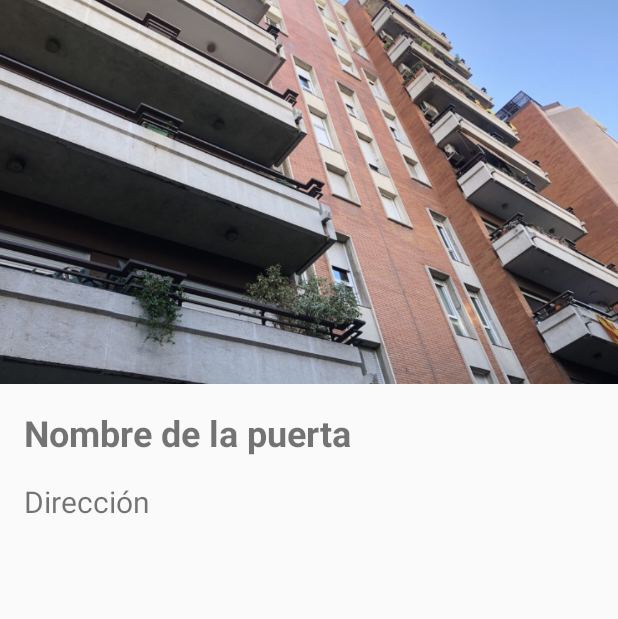
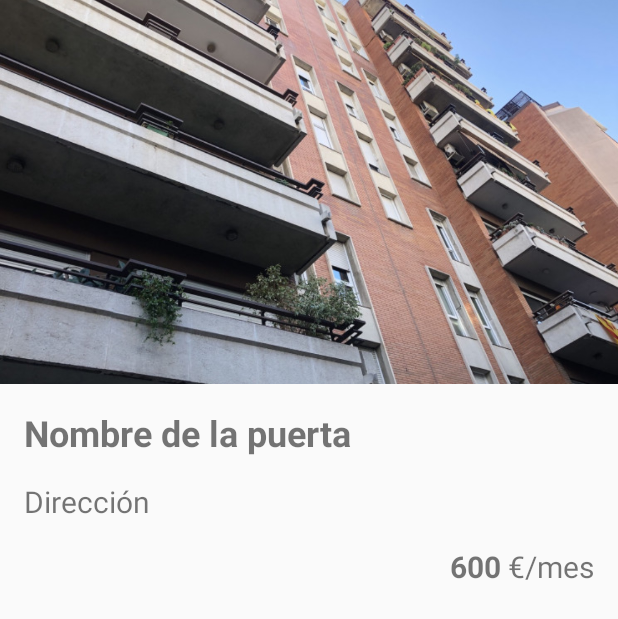
Before and after one commit to vvaquerizo/keyless, an Android app: the layout activity_room_details.xml on its own in the app's theme, with its tools: preview values and no code run, on a phone screen of 412 x 824 dp. Shown: the top 619 px of the screen. Run offline under Robolectric (Android 15) with nearby library versions, the phone set to English and light mode, and no system bars.

Commit message:
Completada interfaz de detalles y añadido FAB

```diff
--- a/app/build.gradle
+++ b/app/build.gradle
@@ -27,4 +27,7 @@ dependencies {
     androidTestImplementation 'androidx.test.espresso:espresso-core:3.1.1'
     implementation 'androidx.recyclerview:recyclerview:1.0.0'
     implementation 'androidx.cardview:cardview:1.0.0'
+    implementation 'com.google.android.gms:play-services-maps:17.0.0'
+    implementation 'com.google.android.material:material:1.0.0'
+    implementation 'com.android.support:design:28.0.0'
 }
--- a/app/src/main/AndroidManifest.xml
+++ b/app/src/main/AndroidManifest.xml
@@ -9,7 +9,8 @@
         android:roundIcon="@mipmap/ic_launcher_round"
         android:supportsRtl="true"
         android:theme="@style/AppTheme">
-        <activity android:name=".RoomDetailsActivity"></activity>
+        <activity android:name=".NewDoorActivity"></activity>
+        <activity android:name=".RoomDetailsActivity" />
         <activity android:name=".DoorListActivity" />
         <activity
             android:name=".MainActivity"
--- a/app/src/main/java/es/upm/vvaquerizo/keyless/DoorData.java
+++ b/app/src/main/java/es/upm/vvaquerizo/keyless/DoorData.java
@@ -5,11 +5,13 @@ import android.graphics.Bitmap;
 public class DoorData {
     public String name;
     public String address;
+    public int price;
     public byte[] image;
 
-    public DoorData(String name, String address, byte[] image) {
+    public DoorData(String name, String address, int price, byte[] image) {
         this.name = name;
         this.address = address;
+        this.price = price;
         this.image = image;
     }
 }
--- a/app/src/main/java/es/upm/vvaquerizo/keyless/DoorListActivity.java
+++ b/app/src/main/java/es/upm/vvaquerizo/keyless/DoorListActivity.java
@@ -31,8 +31,10 @@ public class DoorListActivity extends AppCompatActivity {
         cursor.moveToFirst();
         while (cursor.isAfterLast() == false)
         {
+            int index = cursor.getColumnIndex("price");
             doors.add(new DoorData(cursor.getString(cursor.getColumnIndex("name"))
                                     ,cursor.getString(cursor.getColumnIndex("address"))
+                                    ,cursor.getInt(cursor.getColumnIndex("price"))
                                     ,cursor.getBlob(cursor.getColumnIndex("image"))));
             cursor.moveToNext();
         }
--- a/app/src/main/java/es/upm/vvaquerizo/keyless/RoomDetailsActivity.java
+++ b/app/src/main/java/es/upm/vvaquerizo/keyless/RoomDetailsActivity.java
@@ -23,6 +23,8 @@ public class RoomDetailsActivity extends AppCompatActivity {
         super.onCreate(savedInstanceState);
         setContentView(R.layout.activity_room_details);
 
+        getSupportActionBar().setTitle("Detalles");
+
         // Get the Intent that started this activity and extract the position
         Intent intent = getIntent();
         Log.d("intent URI", intent.toUri(0));
@@ -38,6 +40,9 @@ public class RoomDetailsActivity extends AppCompatActivity {
         TextView doorNameText = findViewById(R.id.door_name_text);
         doorNameText.setText(doorData.name);
 
+        TextView doorPriceText = findViewById(R.id.door_price_text);
+        doorPriceText.setText(String.valueOf(doorData.price));
+
         TextView doorAddressText = findViewById(R.id.door_address_text);
         doorAddressText.setText(doorData.address);
     }
--- /dev/null
+++ b/app/src/main/res/drawable/ic_add_black_24dp.xml
@@ -0,0 +1,5 @@
+<vector android:height="24dp" android:tint="#FFFFFF"
+    android:viewportHeight="24.0" android:viewportWidth="24.0"
+    android:width="24dp" xmlns:android="http://schemas.android.com/apk/res/android">
+    <path android:fillColor="#FF000000" android:pathData="M19,13h-6v6h-2v-6H5v-2h6V5h2v6h6v2z"/>
+</vector>
--- a/app/src/main/res/layout/activity_room_details.xml
+++ b/app/src/main/res/layout/activity_room_details.xml
@@ -37,4 +37,25 @@
         android:textSize="20sp"
         app:layout_constraintStart_toStartOf="@+id/door_name_text"
         app:layout_constraintTop_toBottomOf="@+id/door_name_text" />
+
+    <TextView
+        android:id="@+id/textView"
+        android:layout_width="wrap_content"
+        android:layout_height="wrap_content"
+        android:layout_marginTop="16dp"
+        android:layout_marginEnd="16dp"
+        android:text=" €/mes"
+        android:textSize="20sp"
+        app:layout_constraintEnd_toEndOf="parent"
+        app:layout_constraintTop_toBottomOf="@+id/door_address_text" />
+
+    <TextView
+        android:id="@+id/door_price_text"
+        android:layout_width="wrap_content"
+        android:layout_height="wrap_content"
+        android:text="600"
+        android:textSize="20sp"
+        android:textStyle="bold"
+        app:layout_constraintEnd_toStartOf="@+id/textView"
+        app:layout_constraintTop_toTopOf="@+id/textView" />
 </androidx.constraintlayout.widget.ConstraintLayout>
```
Also changed, not shown: app/src/main/java/es/upm/vvaquerizo/keyless/MySQLiteOpenHelper.java (+3 -4 lines), app/src/main/java/es/upm/vvaquerizo/keyless/NewDoorActivity.java (added, +14 -0 lines), app/src/main/res/layout/activity_door_list.xml (+15 -2 lines), app/src/main/res/layout/activity_new_door.xml (added, +9 -0 lines).
